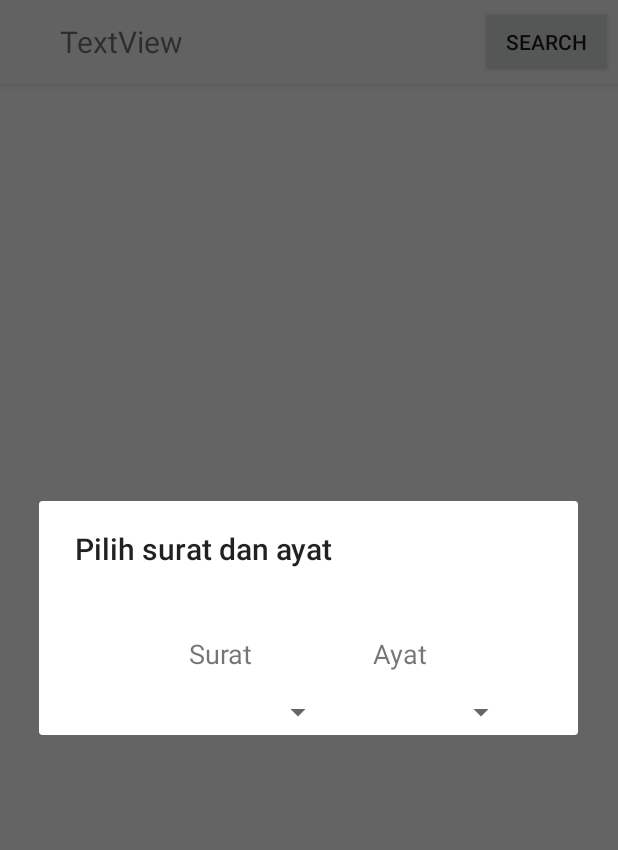
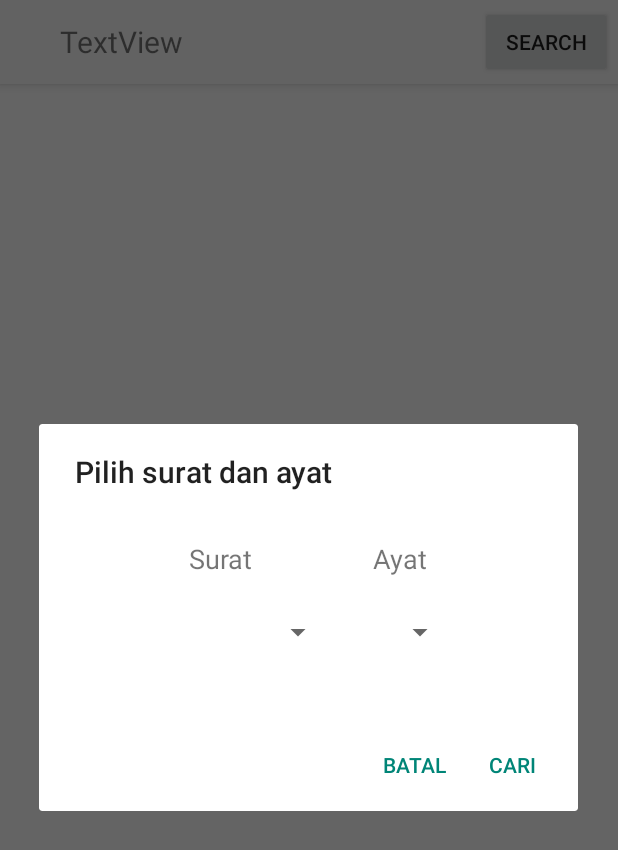
Before and after one commit to didapradana/tafsirApp, an Android app: the screen it shows after launch (TabMain), after a tap on "SEARCH", on a phone screen of 412 x 824 dp. Shown: the top 850 px of the screen. Run offline under Robolectric (Android 15) with nearby library versions, the phone set to English and light mode, and no system bars; 1 statement that could not run was skipped.

Commit message:
jump to tafsir

```diff
--- a/app/src/main/java/com/example/tafsir/TabMain.java
+++ b/app/src/main/java/com/example/tafsir/TabMain.java
@@ -9,14 +9,15 @@ import androidx.recyclerview.widget.RecyclerView;
 import androidx.recyclerview.widget.SnapHelper;
 
 import android.app.AlertDialog;
-import android.app.Dialog;
 import android.content.Context;
+import android.content.DialogInterface;
 import android.database.Cursor;
 import android.database.sqlite.SQLiteDatabase;
 import android.os.Bundle;
 import android.util.Log;
 import android.view.LayoutInflater;
 import android.view.View;
+import android.widget.AdapterView;
 import android.widget.ArrayAdapter;
 import android.widget.Button;
 import android.widget.Spinner;
@@ -24,12 +25,13 @@ import android.widget.TabHost;
 import android.widget.TextView;
 import android.widget.Toast;
 
+import com.example.tafsir.model.Surat;
+
 import java.io.BufferedReader;
 import java.io.InputStream;
 import java.io.InputStreamReader;
 import java.util.ArrayList;
 import java.util.List;
-import java.util.zip.Inflater;
 
 public class TabMain extends AppCompatActivity {
 
@@ -45,7 +47,7 @@ public class TabMain extends AppCompatActivity {
     Spinner spinSurat, spinAyat;
 
     ArrayList<DataTafsirModel> dataTafsir = new ArrayList<>();
-//    ArrayList<String> surats = new ArrayList<String>();
+    ArrayList<Surat> listDataSurat = new ArrayList<>();
 
     @Override
     protected void onCreate(Bundle savedInstanceState) {
@@ -82,6 +84,7 @@ public class TabMain extends AppCompatActivity {
         toolbarInit();
         tampilTafsirWajiz();
         tampilTafsirTahili();
+        getSuratData();
         tvSuraTitle.setText(dataTafsir.get(0).getSura());
         getItemPosition();
     }
@@ -230,6 +233,29 @@ public class TabMain extends AppCompatActivity {
         }
     }
 
+    private void getSuratData(){
+
+        String selectQuery = "SELECT * FROM namasurat";
+
+        SQLiteDatabase db = dbHelper.getReadableDatabase();
+        Cursor cursor = db.rawQuery(selectQuery, null);
+
+        // Perulangan sejumlah data yang ada dan tambahkan ke list.
+        if (cursor.moveToFirst()) {
+            do {
+                Surat surat = new Surat();
+                surat.setId(cursor.getInt(0));
+                surat.setNamalatin(cursor.getString(1));
+                surat.setJumlahayat(cursor.getInt(2));
+                surat.setNamaarab(cursor.getString(3));
+                surat.setKategory(cursor.getString(4));
+                surat.setTerjemah(cursor.getString(5));
+                surat.setPosisi(cursor.getInt(6));
+                listDataSurat.add(surat);
+            } while (cursor.moveToNext());
+        }
+    }
+
     public List<String> getAllSurats(){
         List<String> listSurat = new ArrayList<String>();
 
@@ -263,10 +289,37 @@ public class TabMain extends AppCompatActivity {
 
         // attaching data adapter to spinner
         spinSurat.setAdapter(dataAdapter);
+        loadAyat(v);
+    }
+
+    private void loadAyat(View v){
+        final View view_ = v;
+        spinSurat.setOnItemSelectedListener(new AdapterView.OnItemSelectedListener() {
+            @Override
+            public void onItemSelected(AdapterView<?> parent, View view, int position, long id) {
+                spinAyat = view_.findViewById(R.id.spAyat);
+                int jumlahAyat = listDataSurat.get(position).getJumlahayat();
+                ArrayList<String> ayat = new ArrayList<>();
+                for (int i = 1; i <= jumlahAyat; i++){
+                    ayat.add(String.valueOf(i));
+                }
+                ArrayAdapter<String> dataAdapter = new ArrayAdapter<String>(
+                        view.getContext(),
+                        android.R.layout.simple_spinner_item,
+                        ayat
+                );
+                spinAyat.setAdapter(dataAdapter);
+            }
+
+            @Override
+            public void onNothingSelected(AdapterView<?> parent) {
+
+            }
+        });
     }
 
     private void search(){
-        View dialogView;
+        final View dialogView;
 
         dialog = new AlertDialog.Builder(this);
         inflater = getLayoutInflater();
@@ -274,11 +327,38 @@ public class TabMain extends AppCompatActivity {
         dialog.setView(dialogView);
         dialog.setCancelable(true);
         dialog.setTitle("Pilih surat dan ayat");
+        dialog.setNegativeButton("Batal", new DialogInterface.OnClickListener() {
+            @Override
+            public void onClick(DialogInterface dialog, int which) { }
+        });
+        dialog.setPositiveButton("Cari", new DialogInterface.OnClickListener() {
+            @Override
+            public void onClick(DialogInterface dialog, int which) {
+                Spinner spinSurat = dialogView.findViewById(R.id.spSurat);
+                Spinner spinAyat = dialogView.findViewById(R.id.spAyat);
+                int scrollPosition = 0;
+
+                for (Surat dataSurat : listDataSurat) {
+                    if(dataSurat.getNamalatin().equalsIgnoreCase(
+                            spinSurat.getSelectedItem().toString())){
+                        break;
+                    }
+                    scrollPosition += dataSurat.getJumlahayat();
+                }
+                recyclerViewTafsirTahili.scrollToPosition(
+                        scrollPosition + Integer.parseInt(spinAyat.getSelectedItem().toString()) - 1);
+                tvSuraTitle.setText(spinSurat.getSelectedItem().toString());
+            }
+        });
 
         loadSurat(dialogView);
 
         dialog.show();
-    } ;
+    }
+
+    private void goToTafsirByCari(){
+
+    }
 
     private void importDataToDatabase(){
         Cursor cursorRingkasKemenag, cursorTrans, cursorTahlili, cursorNamaSurat;
--- a/app/src/main/res/layout/search.xml
+++ b/app/src/main/res/layout/search.xml
@@ -3,14 +3,14 @@
     xmlns:app="http://schemas.android.com/apk/res-auto"
     xmlns:tools="http://schemas.android.com/tools"
     android:layout_width="match_parent"
-    android:layout_height="match_parent">
+    android:layout_height="wrap_content">
 
     <TextView
         android:id="@+id/textView4"
         android:layout_width="wrap_content"
         android:layout_height="wrap_content"
         android:layout_marginStart="100dp"
-        android:layout_marginTop="44dp"
+        android:layout_marginTop="32dp"
         android:text="Surat"
         android:textSize="18dp"
         app:layout_constraintStart_toStartOf="parent"
@@ -20,31 +20,37 @@
         android:id="@+id/textView5"
         android:layout_width="wrap_content"
         android:layout_height="wrap_content"
-        android:layout_marginTop="44dp"
         android:layout_marginEnd="100dp"
         android:text="Ayat"
         android:textSize="18dp"
         app:layout_constraintEnd_toEndOf="parent"
         app:layout_constraintHorizontal_bias="1.0"
         app:layout_constraintStart_toEndOf="@+id/textView4"
-        app:layout_constraintTop_toTopOf="parent" />
+        app:layout_constraintTop_toTopOf="@+id/textView4" />
 
     <Spinner
         android:id="@+id/spSurat"
         android:layout_width="150dp"
-        android:layout_height="30dp"
+        android:layout_height="50dp"
         android:layout_marginTop="12dp"
+        android:layout_marginBottom="32dp"
+        android:spinnerMode="dialog"
+        app:layout_constraintBottom_toBottomOf="parent"
         app:layout_constraintEnd_toEndOf="@+id/textView4"
         app:layout_constraintStart_toStartOf="@+id/textView4"
         app:layout_constraintTop_toBottomOf="@+id/textView4" />
 
     <Spinner
         android:id="@+id/spAyat"
-        android:layout_width="150dp"
-        android:layout_height="30dp"
+        android:layout_width="wrap_content"
+        android:layout_height="50dp"
+        android:layout_marginStart="24dp"
         android:layout_marginTop="12dp"
-        app:layout_constraintEnd_toEndOf="@+id/textView5"
-        app:layout_constraintHorizontal_bias="0.482"
-        app:layout_constraintStart_toStartOf="@+id/textView5"
-        app:layout_constraintTop_toBottomOf="@+id/textView5" />
+        android:spinnerMode="dialog"
+        app:layout_constraintBottom_toBottomOf="@+id/spSurat"
+        app:layout_constraintEnd_toEndOf="parent"
+        app:layout_constraintHorizontal_bias="0.104"
+        app:layout_constraintStart_toEndOf="@+id/spSurat"
+        app:layout_constraintTop_toBottomOf="@+id/textView5"
+        app:layout_constraintVertical_bias="0.0" />
 </androidx.constraintlayout.widget.ConstraintLayout>
```
Also changed, not shown: app/src/main/java/com/example/tafsir/model/Surat.java (added, +79 -0 lines).
